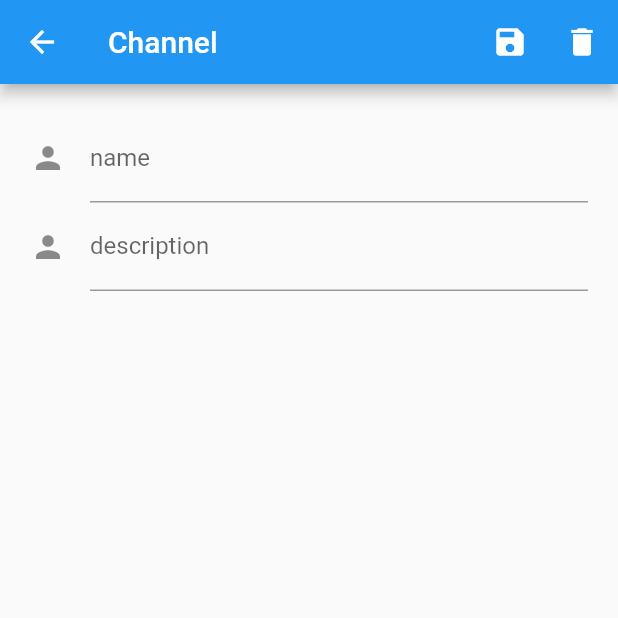
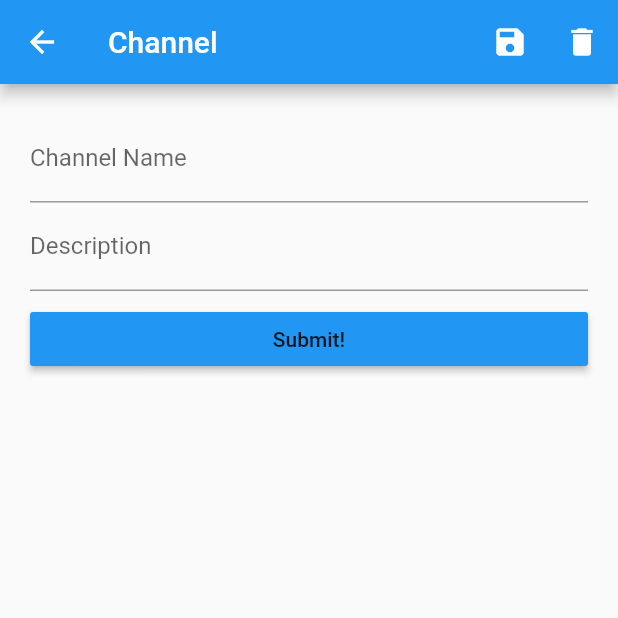
Before and after one commit to takashi11171117/flutter_chat_app_demo, a Flutter app: the ChannelEditScreen screen opened directly, on a phone screen of 412 x 824 dp, the top half of it. Run offline on Flutter 3.47's test engine with Material 2 defaults, Android fonts, the phone set to English and light mode, and no system bars; our stand-ins replace cloud_firestore; accounts and stored records are empty.

Commit message:
Added function of new channel button

```diff
--- a/lib/src/screens/channel_edit_screen.dart
+++ b/lib/src/screens/channel_edit_screen.dart
@@ -1,12 +1,20 @@
 import 'package:flutter/material.dart';
+import 'package:cloud_firestore/cloud_firestore.dart';
 
 class ChannelEditScreen extends StatefulWidget {
   @override
   ChannelEditScreenState createState() => ChannelEditScreenState();
 }
 
+class FormData {
+  String name;
+  String description ;
+  DateTime createdAt = DateTime.now();
+}
+
 class ChannelEditScreenState extends State<ChannelEditScreen> {
-  final GlobalKey<FormState> _formKey = GlobalKey<FormState>();
+  final GlobalKey<FormState> formKey = GlobalKey<FormState>();
+  final FormData data = FormData();
 
   @override
   Widget build(BuildContext context) {
@@ -31,33 +39,77 @@ class ChannelEditScreenState extends State<ChannelEditScreen> {
       body: SafeArea(
         child:
         Form(
-          key: _formKey,
+          key: formKey,
           child: ListView(
             padding: const EdgeInsets.all(20.0),
             children: <Widget>[
-              TextFormField(
-                decoration: const InputDecoration(
-                  icon: const Icon(Icons.person),
-                  hintText: 'channel name',
-                  labelText: 'name',
-                ),
-              ),
-
-              TextFormField(
-                decoration: const InputDecoration(
-                  icon: const Icon(Icons.person),
-                  hintText: 'description',
-                  labelText: 'description',
-                ),
-              ),
-
-              Padding(
-                padding: const EdgeInsets.only(top:8.0),
-              ),
+              nameField(),
+              descriptionField(),
+              Padding(padding: const EdgeInsets.only(top:8.0)),
+              submitButton(),
             ],
           ),
         ),
       ),
     );
   }
+
+  Widget nameField() {
+    return TextFormField(
+      decoration: InputDecoration(
+        labelText: 'Channel Name',
+        hintText: '5 channel',
+      ),
+      validator: (String value) {
+        if (value.isEmpty) {
+          return 'Name is required';
+        }
+        return null;
+      },
+      onSaved: (String value) {
+        data.name = value;
+      },
+      initialValue: data.name,
+    );
+  }
+
+  Widget descriptionField() {
+    return TextFormField(
+      decoration: InputDecoration(
+        labelText: 'Description',
+        hintText: 'This is 5 channel.',
+      ),
+      validator: (String value) {
+        if (value.isEmpty) {
+          return 'Description is required';
+        }
+        return null;
+      },
+      onSaved: (String value) {
+        data.description = value;
+      },
+      initialValue: data.description,
+    );
+  }
+
+  Widget submitButton() {
+    final mainReference = Firestore.instance.collection('channel').document();
+    return RaisedButton(
+      color: Colors.blue,
+      child: Text('Submit!'),
+      onPressed: () {
+        if (formKey.currentState.validate()) {
+          formKey.currentState.save();
+          mainReference.setData(
+              {
+                'name': data.name,
+                'description': data.description,
+                'created_at': data.createdAt
+              }
+          );
+          Navigator.pop(context);
+        }
+      },
+    );
+  }
 }
--- a/lib/src/screens/channel_list_screen.dart
+++ b/lib/src/screens/channel_list_screen.dart
@@ -44,7 +44,6 @@ class ChannelListScreenState extends State<ChannelListScreen> {
   }
 
   Widget buildListItem(BuildContext context, DocumentSnapshot document){
-    print(document['name']);
     return Card(
       child: Column(
           mainAxisSize: MainAxisSize.min,
```
Also changed, not shown: 1 other file.
